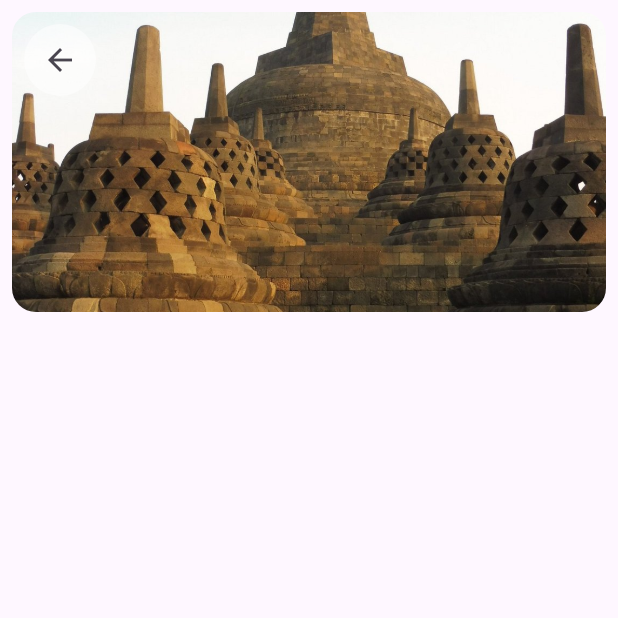
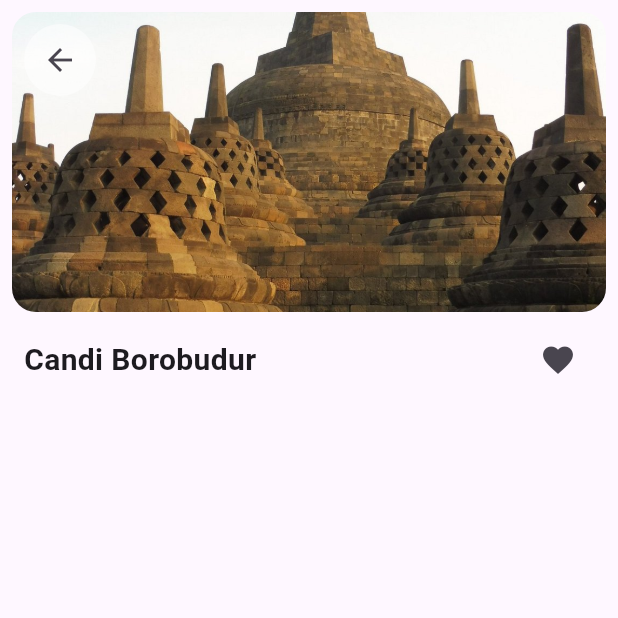
Before and after one commit to ahmfarisi/flutter_bottom_navigation, a Flutter app: the DetailScreen screen opened directly with sample values from the repository, on a phone screen of 412 x 824 dp, the top half of it. Run offline on Flutter 3.47's test engine with Material 3 defaults, Android fonts, the phone set to English and light mode, and no system bars.

Commit message:
Update detail_screen.dart

```diff
--- a/lib/screens/detail_screen.dart
+++ b/lib/screens/detail_screen.dart
@@ -41,6 +41,27 @@ class DetailScreen extends StatelessWidget {
                     icon: const Icon(Icons.arrow_back)),
               )
             ],
+          ),
+          // ---------- INFO -----------
+          Padding(
+            padding: const EdgeInsets.symmetric(horizontal: 16),
+            child: Column(
+              children: [
+                // Nama Candi dan Tombol Favorit
+                Row(
+                  mainAxisAlignment: MainAxisAlignment.spaceBetween,
+                  children: [
+                    Text(
+                      varCandi.name,
+                      style: const TextStyle(
+                          fontSize: 20, fontWeight: FontWeight.bold),
+                    ),
+                    IconButton(
+                        onPressed: () {}, icon: const Icon(Icons.favorite))
+                  ],
+                )
+              ],
+            ),
           )
         ],
       ),
```
